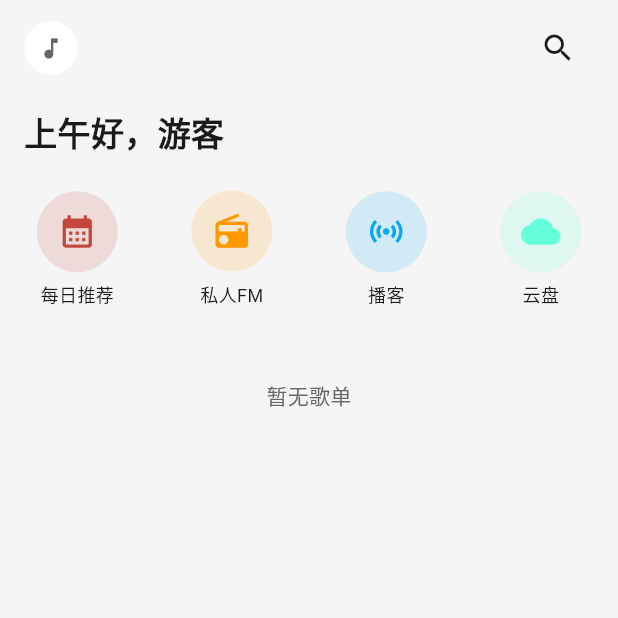
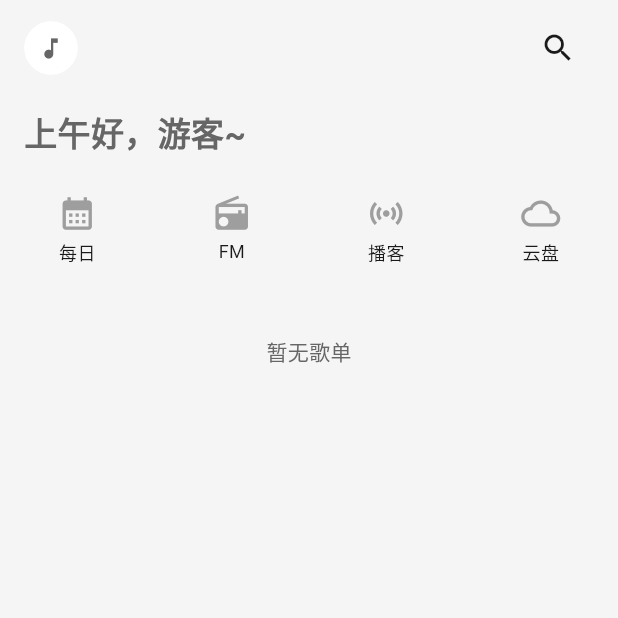
Before and after one commit to arkzoe/Yuugao, a Flutter app: the HomePage screen opened by its route, on a phone screen of 412 x 824 dp, the top half of it. Run offline on Flutter 3.47's test engine with Material 3 defaults, Android fonts, the light colour scheme and no system bars; our stand-ins replace cached_network_image, cookie_jar, dio, dio_cookie_manager, flutter_riverpod, just_audio and 5 more; missing offline and left inert: encrypt, pointycastle; accounts and stored records are empty; network calls fail.

Commit message:
feat: 首页 UI 优化 — 抽屉关闭遮罩、歌单分组、动作按钮精简
- 抽屉右侧新增透明点击遮罩层，点击非抽屉区域即可关闭
- 歌单列表拆分为「我喜欢的音乐」+「我的歌单」两组独立 section
- 提取 _sectionHeader 组件复用 section 标题样式
- 问候语追加波浪号、颜色改为 textSecondary
- 首页动作按钮去彩色圆形底，统一灰色图标（每日/FM/播客/云盘）
- 封面圆角 8→28（圆形头像风格）

```diff
--- a/lib/pages/home_page.dart
+++ b/lib/pages/home_page.dart
@@ -31,6 +31,7 @@ class _HomePageState extends ConsumerState<HomePage> {
   void _openDrawer() {
     if (!_isDrawerOpen) setState(() => _isDrawerOpen = true);
   }
+
   void _closeDrawer() {
     if (_isDrawerOpen) setState(() => _isDrawerOpen = false);
   }
@@ -82,10 +83,11 @@ class _HomePageState extends ConsumerState<HomePage> {
                           Padding(
                             padding: const EdgeInsets.fromLTRB(16, 8, 16, 16),
                             child: Text(
-                              '${_greeting()}，${user.nickname}',
-                              style: const TextStyle(
+                              '${_greeting()}，${user.nickname}~',
+                              style: TextStyle(
                                 fontSize: 22,
                                 fontWeight: FontWeight.bold,
+                                color: colors.textSecondary,
                               ),
                             ),
                           ),
@@ -115,6 +117,19 @@ class _HomePageState extends ConsumerState<HomePage> {
             width: 20,
             child: _EdgeDragDetector(onDragOpen: _openDrawer),
           ),
+
+        // ── 第 4 层：点击主页区域关闭（仅覆盖抽屉右侧，不与抽屉按钮重叠）──
+        if (_isDrawerOpen)
+          Positioned(
+            left: homeDrawerWidth,
+            top: 0,
+            right: 0,
+            bottom: 0,
+            child: GestureDetector(
+              onTap: _closeDrawer,
+              behavior: HitTestBehavior.opaque,
+            ),
+          ),
       ],
     );
   }
@@ -134,9 +149,9 @@ class _HomePageState extends ConsumerState<HomePage> {
           IconButton(
             icon: const Icon(Icons.search),
             onPressed: () {
-              Navigator.of(context).push(
-                MaterialPageRoute(builder: (_) => const SearchPage()),
-              );
+              Navigator.of(
+                context,
+              ).push(MaterialPageRoute(builder: (_) => const SearchPage()));
             },
           ),
         ],
@@ -154,29 +169,49 @@ class _HomePageState extends ConsumerState<HomePage> {
         ),
       );
     }
+
+    final liked = all.first;
+    final rest = all.sublist(1); // 剩余歌单（空列表时不会触发，all 非空已在外层保证）
+
     return Column(
       crossAxisAlignment: CrossAxisAlignment.start,
       children: [
-        Padding(
+        // ── 我喜欢的音乐 ──
+        _sectionHeader(Icons.favorite, '我喜欢的音乐', colors),
+        PlaylistCard(playlist: liked),
+
+        if (rest.isNotEmpty) ...[
+          const SizedBox(height: 12),
+          // ── 我的歌单 ──
+          _sectionHeader(Icons.queue_music, '我的歌单', colors),
+          ListView.builder(
+            shrinkWrap: true,
+            physics: const NeverScrollableScrollPhysics(),
+            itemCount: rest.length,
+            itemBuilder: (context, i) => PlaylistCard(playlist: rest[i]),
+          ),
+        ],
+      ],
+    );
+  }
+
+  Widget _sectionHeader(IconData icon, String title, ThemeColors colors) {
+    return Padding(
       padding: const EdgeInsets.fromLTRB(16, 16, 16, 8),
       child: Row(
         children: [
-              Icon(Icons.queue_music, color: colors.primary, size: 18),
+          Icon(icon, color: colors.primary, size: 18),
           const SizedBox(width: 6),
           Text(
-                '我的歌单',
-                style: TextStyle(fontSize: 16, fontWeight: FontWeight.w600),
+            title,
+            style: TextStyle(
+              fontSize: 16,
+              fontWeight: FontWeight.w600,
+              color: colors.textSecondary,
+            ),
           ),
         ],
       ),
-        ),
-        ListView.builder(
-          shrinkWrap: true,
-          physics: const NeverScrollableScrollPhysics(),
-          itemCount: all.length,
-          itemBuilder: (context, i) => PlaylistCard(playlist: all[i]),
-        ),
-      ],
     );
   }
 }
--- a/lib/widgets/home_action_buttons.dart
+++ b/lib/widgets/home_action_buttons.dart
@@ -15,7 +15,7 @@ class HomeActionButtons extends ConsumerWidget {
     final colors = ref.watch(currentColorsProvider);
     final items = [
       (
-        _Action(Icons.calendar_month, '每日推荐', colors.primary),
+        _Action(Icons.calendar_month, '每日', Colors.grey),
         () {
           Navigator.of(
             context,
@@ -23,15 +23,15 @@ class HomeActionButtons extends ConsumerWidget {
         },
       ),
       (
-        _Action(Icons.radio, '私人FM', Colors.orange),
+        _Action(Icons.radio, 'FM', Colors.grey),
         () => _startFmAndShowPlayer(context, ref),
       ),
       (
-        _Action(Icons.sensors, '播客', Colors.lightBlue),
+        _Action(Icons.sensors, '播客', Colors.grey),
         () => _todo(context, '播客'),
       ),
       (
-        _Action(Icons.cloud, '云盘', Colors.tealAccent),
+        _Action(Icons.cloud_queue, '云盘', Colors.grey),
         () => _todo(context, '云盘'),
       ),
     ];
@@ -40,21 +40,27 @@ class HomeActionButtons extends ConsumerWidget {
       mainAxisAlignment: MainAxisAlignment.spaceAround,
       children: items.map((e) {
         final action = e.$1;
-        return _ActionButton(action: action, onTap: e.$2, textColor: colors.textPrimary);
+        return _ActionButton(
+          action: action,
+          onTap: e.$2,
+          textColor: colors.textPrimary,
+        );
       }).toList(),
     );
   }
 
   Future<void> _startFmAndShowPlayer(
-      BuildContext context, WidgetRef ref) async {
+    BuildContext context,
+    WidgetRef ref,
+  ) async {
     final ok = await ref.read(playerProvider.notifier).startFm();
     if (!context.mounted) return;
     if (ok) {
       showFullPlayer(context);
     } else {
-      ScaffoldMessenger.of(context).showSnackBar(
-        const SnackBar(content: Text('FM 启动失败，请稍后重试')),
-      );
+      ScaffoldMessenger.of(
+        context,
+      ).showSnackBar(const SnackBar(content: Text('FM 启动失败，请稍后重试')));
     }
   }
 
@@ -76,7 +82,11 @@ class _ActionButton extends StatelessWidget {
   final _Action action;
   final VoidCallback onTap;
   final Color textColor;
-  const _ActionButton({required this.action, required this.onTap, required this.textColor});
+  const _ActionButton({
+    required this.action,
+    required this.onTap,
+    required this.textColor,
+  });
 
   @override
   Widget build(BuildContext context) {
@@ -84,20 +94,9 @@ class _ActionButton extends StatelessWidget {
       onTap: onTap,
       child: Column(
         children: [
-          Container(
-            width: 54,
-            height: 54,
-            decoration: BoxDecoration(
-              color: action.color.withValues(alpha: 0.15),
-              shape: BoxShape.circle,
-            ),
-            child: Icon(action.icon, color: action.color, size: 26),
-          ),
-          const SizedBox(height: 6),
-          Text(
-            action.label,
-            style: TextStyle(fontSize: 12, color: textColor),
-          ),
+          Icon(action.icon, color: action.color, size: 26),
+          const SizedBox(height: 4),
+          Text(action.label, style: TextStyle(fontSize: 12, color: textColor)),
         ],
       ),
     );
--- a/lib/widgets/playlist_card.dart
+++ b/lib/widgets/playlist_card.dart
@@ -34,7 +34,7 @@ class PlaylistCard extends ConsumerWidget {
             CoverImage(
               url: '${playlist.coverImgUrl ?? ''}?param=150y150',
               size: 56,
-              radius: 8,
+              radius: 28,
             ),
             const SizedBox(width: 12),
             Expanded(
```
Lines whose indentation alone changed are shown as unchanged.
